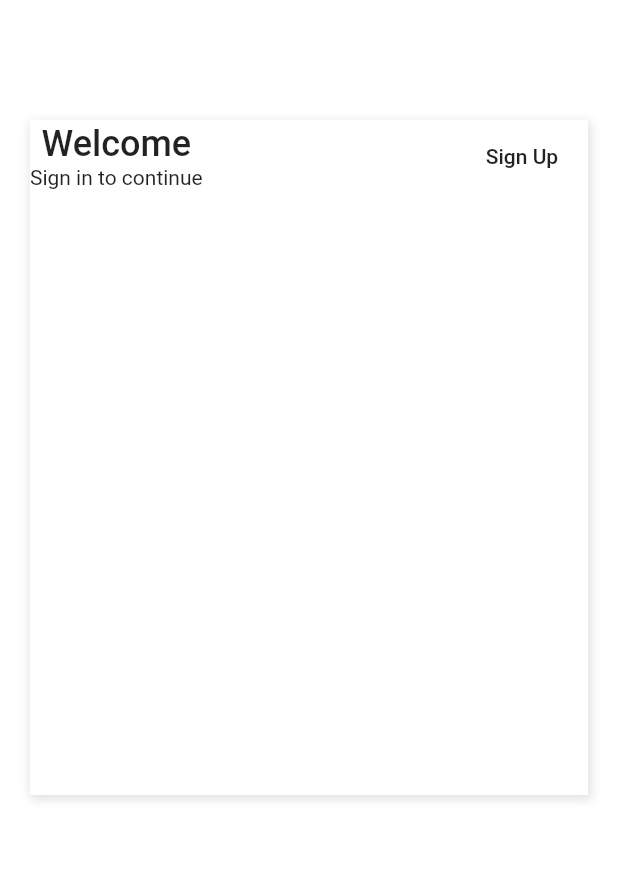
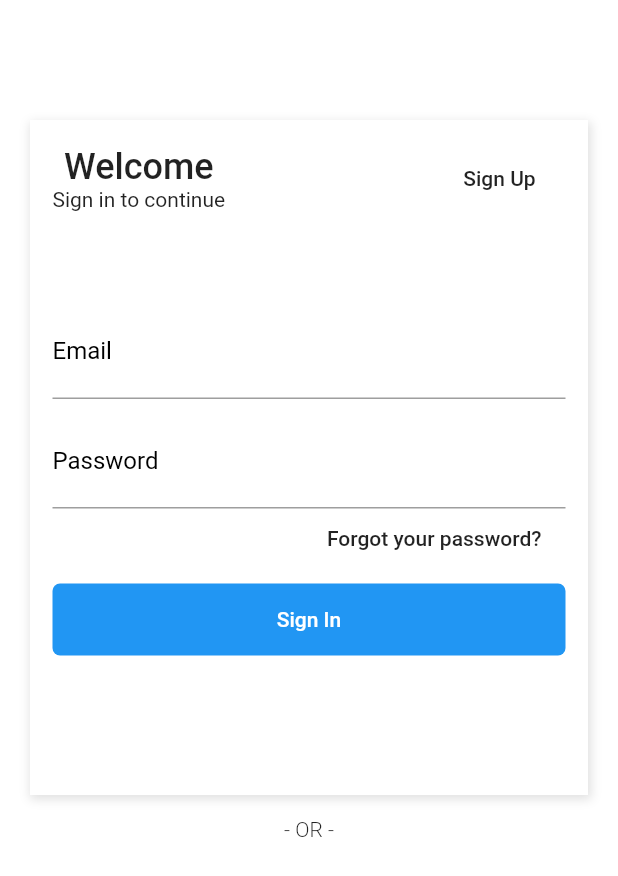
Before and after one commit to Douglas-code/shopping_app, a Flutter app: the screen it shows after launch, on a phone screen of 412 x 824 dp. Shown: the top 876 px of the screen. Run offline on Flutter 3.47's test engine with Material 2 defaults, Android fonts, the phone set to English and light mode, and no system bars.

Commit message:
Implementacao parcial tela de login

```diff
--- a/lib/pages/login.page.dart
+++ b/lib/pages/login.page.dart
@@ -27,6 +27,8 @@ class LoginPage extends StatelessWidget {
                     ),
                   ],
                 ),
+                child: Padding(
+                  padding: EdgeInsets.all(15),
                   child: ListView(
                     children: <Widget>[
                       Row(
@@ -50,7 +52,82 @@ class LoginPage extends StatelessWidget {
                           ),
                         ],
                       ),
+                      SizedBox(
+                        height: 60,
+                      ),
+                      TextFormField(
+                        keyboardType: TextInputType.emailAddress,
+                        decoration: InputDecoration(
+                          labelText: "Email",
+                          labelStyle: TextStyle(
+                            color: Colors.black,
+                            fontWeight: FontWeight.w400,
+                            fontSize: 16,
+                          ),
+                        ),
+                        style: TextStyle(
+                          fontSize: 20,
+                        ),
+                      ),
+                      SizedBox(
+                        height: 10,
+                      ),
+                      TextFormField(
+                        keyboardType: TextInputType.text,
+                        obscureText: true,
+                        decoration: InputDecoration(
+                          labelText: "Password",
+                          labelStyle: TextStyle(
+                            color: Colors.black,
+                            fontWeight: FontWeight.w400,
+                            fontSize: 16,
+                          ),
+                        ),
+                        style: TextStyle(
+                          fontSize: 20,
+                        ),
+                      ),
+                      Container(
+                        height: 40,
+                        alignment: Alignment.centerRight,
+                        child: FlatButton(
+                          onPressed: () {},
+                          child: Text("Forgot your password?"),
+                        ),
+                      ),
+                      SizedBox(
+                        height: 10,
+                      ),
+                      Container(
+                        decoration: BoxDecoration(
+                          color: Colors.blue,
+                          borderRadius: BorderRadius.all(
+                            Radius.circular(5),
+                          ),
+                        ),
+                        child: FlatButton(
+                          onPressed: () {},
+                          child: Text(
+                            "Sign In",
+                            style: TextStyle(color: Colors.white),
+                          ),
+                        ),
+                      ),
                     ],
+                  ),
+                ),
+              ),
+              Container(
+                padding: EdgeInsets.only(
+                  top: 15,
+                  bottom: 15,
+                ),
+                child: Text(
+                  "- OR -",
+                  style: TextStyle(
+                    fontSize: 14,
+                    fontWeight: FontWeight.w300,
+                  ),
                 ),
               ),
             ],
```
Also changed, not shown: pubspec.yaml (+18 -0 lines), assets/Icon_Devices.png (added), assets/Icon_Gadgets.png (added), assets/Icon_Gaming.png (added), assets/Icon_Mens_Shoe.png (added), assets/Icon_Womens_Shoe.png (added), assets/facebook.png (added), assets/google.png (added), assets/product-1.png (added), assets/product-10.png (added), assets/product-2.png (added), assets/product-3.png (added), assets/product-4.png (added), assets/product-5.png (added), 4 more files, 1 other file. Lines whose indentation alone changed are shown as unchanged.
